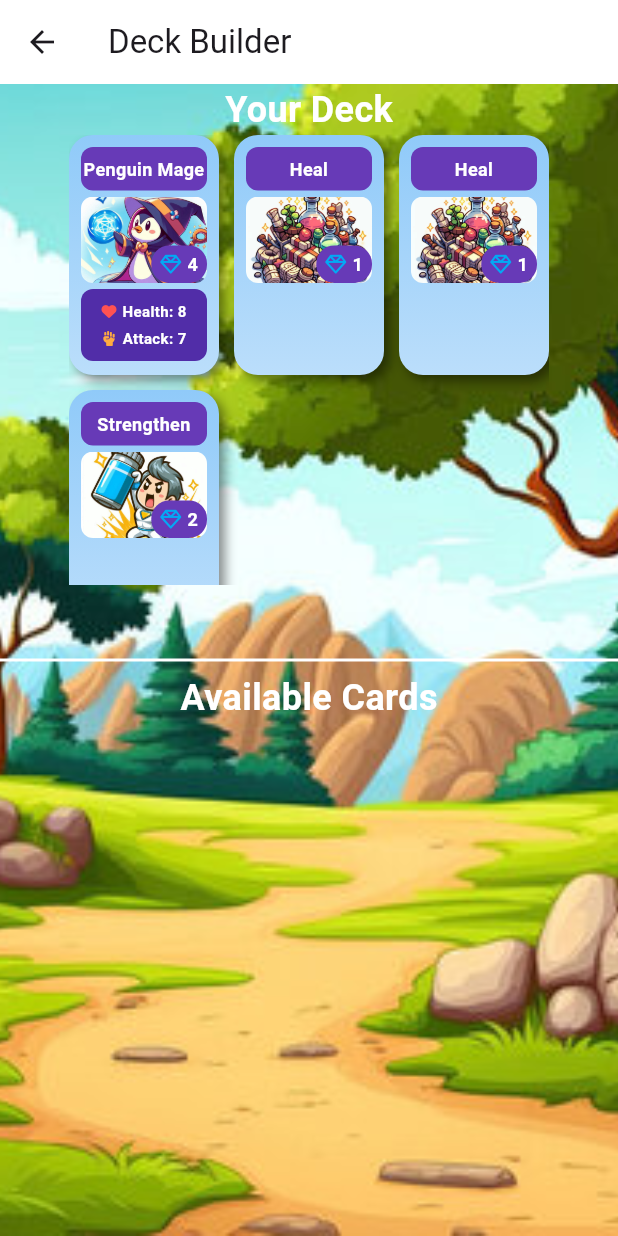
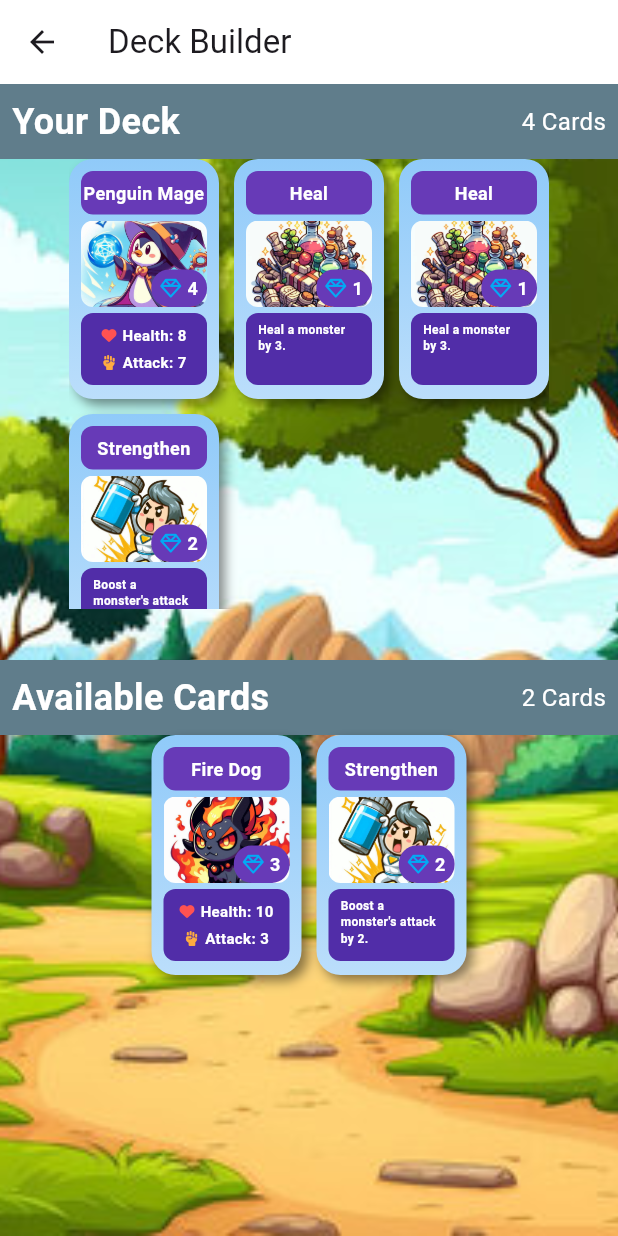
Before and after one commit to DaanJanssen12/CardBattleGame, a Flutter app: the screen it shows after launch, after a tap on an icon or button, on a phone screen of 412 x 824 dp. Run offline on Flutter 3.47's test engine with Material 3 defaults, Android fonts, the phone set to English and light mode, and no system bars; our stand-ins replace audioplayers, font_awesome_flutter; accounts and stored records are empty.

Commit message:
Mascot selection

```diff
--- a/card_battle_game/assets/user_data.json
+++ b/card_battle_game/assets/user_data.json
@@ -8,7 +8,7 @@
             "upgrade_strengthen"
         ]
     },
-    "otherCards":[
+    "cards":[
         "monster_fire_dog",
         "upgrade_strengthen"
     ]
--- a/card_battle_game/lib/main.dart
+++ b/card_battle_game/lib/main.dart
@@ -1,5 +1,7 @@
 import 'package:card_battle_game/screens/main_menu.dart';
 import 'package:flutter/material.dart';
+
+final RouteObserver<ModalRoute<void>> routeObserver = RouteObserver<ModalRoute<void>>();
 
 void main() {
   runApp(CardBattleGame());
@@ -11,8 +13,9 @@
   @override
   Widget build(BuildContext context) {
     return MaterialApp(
-      home: MainMenu(),
+      home: MainMenu(userData: null),
       debugShowCheckedModeBanner: false,
+      navigatorObservers: [routeObserver],
     );
   }
 }
--- a/card_battle_game/lib/models/card.dart
+++ b/card_battle_game/lib/models/card.dart
@@ -10,10 +10,11 @@
   String? shortDescription;
   String? fullDescription;
   late bool isInDeck;
+  late String cloneId;
 
   GameCard(this.name, this.imagePath, this.cost, this.shortDescription,
       this.fullDescription) {
-    id = Uuid().v4();
+    //id = Uuid().v4();
     isInDeck = false;
   }
 
@@ -35,7 +36,11 @@
   }
 
   GameCard clone() {
-    return GameCard(name, imagePath, cost, shortDescription, fullDescription);
+    var clone =
+        GameCard(name, imagePath, cost, shortDescription, fullDescription);
+    clone.id = id;
+    cloneId = Uuid().v4();
+    return clone;
   }
 
   Map<String, dynamic> toJson() {
@@ -66,6 +71,7 @@
   //Stats
   int health;
   int attack;
+  late MascotEffects mascotEffects;
 
   //Game info
   late bool hasAttacked;
@@ -82,7 +88,8 @@
     type = 'Monster';
     currentHealth = health;
     currentAttack = attack;
-    id = Uuid().v4();
+    mascotEffects = MascotEffects.fromJson(null);
+    //id = Uuid().v4();
   }
   void apply(UpgradeCard card) {
     switch (card.upgradeCardType) {
@@ -147,6 +154,7 @@
       attack: json['attack'],
     );
     card.id = json['id'];
+    card.mascotEffects = MascotEffects.fromJson(json['mascotEffects']);
     return card;
   }
 
@@ -161,8 +169,28 @@
 
   @override
   GameCard clone() {
-    return MonsterCard(name, imagePath, cost, shortDescription, fullDescription,
+    var card = MonsterCard(
+        name, imagePath, cost, shortDescription, fullDescription,
         health: health, attack: attack);
+    card.id = id;
+    return card;
+  }
+}
+
+class MascotEffects {
+  int startingHealth;
+  int startingMana;
+  int regainManaPerTurn;
+  MascotEffects(this.startingHealth, this.startingMana, this.regainManaPerTurn);
+  factory MascotEffects.fromJson(Map<String, dynamic>? json) {
+    var data = MascotEffects(3, 4, 1);
+    if(json == null || json.isEmpty){
+      return data;
+    }
+    data.startingHealth = json['startingHealth'];
+    data.startingMana = json['startingMana'];
+    data.regainManaPerTurn = json['regainManaPerTurn'];
+    return data;
   }
 }
 
@@ -174,7 +202,7 @@
       super.fullDescription,
       {this.actionCardType = ActionCardType.draw, this.value = 1}) {
     type = 'Action';
-    id = Uuid().v4();
+    //id = Uuid().v4();
   }
 
   factory ActionCard.fromJson(Map<String, dynamic> json) {
@@ -203,8 +231,11 @@
 
   @override
   GameCard clone() {
-    return ActionCard(name, imagePath, cost, shortDescription, fullDescription,
+    var card = ActionCard(
+        name, imagePath, cost, shortDescription, fullDescription,
         actionCardType: actionCardType, value: value);
+    card.id = id;
+    return card;
   }
 }
 
@@ -216,7 +247,7 @@
       super.fullDescription,
       {this.upgradeCardType = UpgradeCardType.boostAtk, this.value = 1}) {
     type = 'Upgrade';
-    id = Uuid().v4();
+    //id = Uuid().v4();
   }
 
   factory UpgradeCard.fromJson(Map<String, dynamic> json) {
@@ -245,8 +276,11 @@
 
   @override
   GameCard clone() {
-    return UpgradeCard(name, imagePath, cost, shortDescription, fullDescription,
+    var card = UpgradeCard(
+        name, imagePath, cost, shortDescription, fullDescription,
         upgradeCardType: upgradeCardType, value: value);
+    card.id = id;
+    return card;
   }
 }
 
--- a/card_battle_game/lib/models/card_database.dart
+++ b/card_battle_game/lib/models/card_database.dart
@@ -13,6 +13,7 @@
 
     List<GameCard> returnCards = [];
     for (var id in cardIds) {
+      print('Getting $id');
       var card = filteredCards.firstWhere((w) => w.id == id).clone();
       returnCards.add(card);
     }
--- a/card_battle_game/lib/models/user_storage.dart
+++ b/card_battle_game/lib/models/user_storage.dart
@@ -23,6 +23,7 @@
       // Read existing file
       final String jsonString = await file.readAsString();
       final dynamic jsonResponse = json.decode(jsonString);
+      print(jsonResponse);
       return UserData.fromJson(jsonResponse);
     } else {
       // First time: Load from assets & create file
@@ -40,7 +41,6 @@
     final filePath = await _getFilePath();
     final file = File(filePath);
     var jsonStr = jsonEncode(userData.toJson());
-
     await file.writeAsString(jsonStr);
   }
 
@@ -55,6 +55,8 @@
   late Deck deck;
   late String name;
   late List<String> cards;
+  late Game? activeGame;
+
   UserData();
   factory UserData.fromJson(Map<String, dynamic> json) {
     var data = UserData();
@@ -63,12 +65,21 @@
     data.cards = json['cards'] != null
         ? (json['cards'] as List<dynamic>).map((m) => m.toString()).toList()
         : [];
+    data.activeGame =
+        json['activeGame'] != null ? Game.fromJson(json['activeGame']) : null;
     return data;
+  }
+
+  Future<void> newGame() async{
+    activeGame = Game();
+    var player = await this.asPlayer();
+    activeGame!.setPlayer(player);
   }
 
   Map<String, dynamic> toJson() {
     return {
       'name': name,
+      'cards': cards,
       'deck': deck.toJson(),
     };
   }
@@ -79,7 +90,7 @@
     return player;
   }
 
-  Future<List<GameCard>> availableCards() async{
+  Future<List<GameCard>> availableCards() async {
     var availableCards = await CardDatabase.getCards(cards);
     return availableCards;
   }
@@ -108,3 +119,37 @@
     return deck;
   }
 }
+
+class Game {
+  late int stage;
+  late String mascot;
+  late Player player;
+  Game() {
+    stage = 0;
+    mascot = '';
+    player = Player(name: '');
+  }
+
+  factory Game.fromJson(Map<String, dynamic> json) {
+    var data = Game();
+    data.stage = json['name'];
+    data.mascot = json['mascot'];
+    data.player = Player.fromJson(json['player']);
+    return data;
+  }
+
+  void setMascot(MonsterCard card) {
+    mascot = card.id;
+    player.startingHealth = card.mascotEffects.startingHealth;
+    player.startingMana = card.mascotEffects.startingMana;
+    player.regainManaPerTurn = card.mascotEffects.regainManaPerTurn;
+  }
+
+  void stageUp() {
+    stage++;
+  }
+
+  void setPlayer(Player player) {
+    this.player = player;
+  }
+}
--- a/card_battle_game/lib/screens/deck_builder_screen.dart
+++ b/card_battle_game/lib/screens/deck_builder_screen.dart
@@ -38,6 +38,30 @@
     );
   }
 
+  void addCardToDeck(GameCard card) {
+    setState(() {
+      availableCards.remove(card);
+      deck.add(card);
+      card.isInDeck = true;
+    });
+    saveData();
+  }
+
+  void removeCardFromDeck(GameCard card) {
+    setState(() {
+      deck.remove(card);
+      availableCards.add(card);
+      card.isInDeck = false;
+    });
+    saveData();
+  }
+
+  void saveData() async {
+    widget.userData.deck.cards = deck.map((m) => m.id).toList();
+    widget.userData.cards = availableCards.map((m) => m.id).toList();
+    await UserStorage.saveUserData(widget.userData);
+  }
+
   @override
   Widget build(BuildContext context) {
     return Scaffold(
@@ -62,18 +86,13 @@
                     return !card!.isInDeck;
                   },
                   onAccept: (card) {
-                    setState(() {
-                      availableCards.remove(card);
-                      deck.add(card);
-                      card.isInDeck = true;
-                    });
+                    addCardToDeck(card);
                   },
                   builder: (context, candidateData, rejectedData) {
                     return _buildCardList(deck, "Your Deck", true);
                   },
                 ),
               ),
-              Divider(thickness: 2, color: Colors.white),
               // Available Cards Column
               Expanded(
                 child: DragTarget<GameCard>(
@@ -81,11 +100,7 @@
                     return card!.isInDeck;
                   },
                   onAccept: (card) {
-                    setState(() {
-                      deck.remove(card);
-                      availableCards.add(card);
-                      card.isInDeck = false;
-                    });
+                    removeCardFromDeck(card);
                   },
                   builder: (context, candidateData, rejectedData) {
                     return _buildCardList(
@@ -103,13 +118,30 @@
   Widget _buildCardList(List<GameCard> cards, String title, bool isDeck) {
     return Column(
       children: [
-        Padding(
-          padding: const EdgeInsets.fromLTRB(8.0, 0, 8.0, 0),
-          child: Text(
-            title,
-            style: TextStyle(
-                fontSize: 24, fontWeight: FontWeight.bold, color: Colors.white),
+        // Title with background and card count
+        Container(
+          color: Colors.blueGrey, // Background color for the title section
+          padding: const EdgeInsets.all(8.0),
+          child: Row(
+            mainAxisAlignment: MainAxisAlignment.spaceBetween,
+            children: [
+              Text(
+                title,
+                style: TextStyle(
+                    fontSize: 24,
+                    fontWeight: FontWeight.bold,
+                    color: Colors.white),
+              ),
+              Text(
+                '${cards.length} Cards', // Display the number of cards
+                style: TextStyle(fontSize: 16, color: Colors.white),
+              ),
+            ],
           ),
+        ),
+        // Divider with background color
+        Container(
+          color: Colors.blueGrey, // Background color for the divider
         ),
         // Set a fixed height for each section (deck or available cards)
         Container(
--- a/card_battle_game/lib/screens/main_menu.dart
+++ b/card_battle_game/lib/screens/main_menu.dart
@@ -1,19 +1,22 @@
+import 'package:card_battle_game/main.dart';
 import 'package:card_battle_game/models/user_storage.dart';
 import 'package:card_battle_game/screens/deck_builder_screen.dart';
 import 'package:card_battle_game/screens/game_screen.dart';
 import 'package:card_battle_game/screens/how_to_play_screen.dart';
+import 'package:card_battle_game/screens/mascot_selection_screen.dart';
 import 'package:card_battle_game/screens/user_profile_screen.dart';
 import 'package:flutter/material.dart';
 import 'package:font_awesome_flutter/font_awesome_flutter.dart';
 
 class MainMenu extends StatefulWidget {
-  const MainMenu({super.key});
+  const MainMenu({super.key, required this.userData});
+  final UserData? userData;
 
   @override
   _MainMenuState createState() => _MainMenuState();
 }
 
-class _MainMenuState extends State<MainMenu> {
+class _MainMenuState extends State<MainMenu> with RouteAware {
   UserData? _userData; // Store user data
 
   @override
@@ -22,12 +25,36 @@
     _loadUserData();
   }
 
+  @override
+  void didChangeDependencies() {
+    super.didChangeDependencies();
+    routeObserver.subscribe(this, ModalRoute.of(context)!);
+  }
+
+  @override
+  void dispose() {
+    routeObserver.unsubscribe(this);
+    super.dispose();
+  }
+
+  @override
+  void didPopNext() {
+    print("Main Menu is now active!");
+    _loadUserData();
+  }
+
   /// Fetch user data when the screen loads
   Future<void> _loadUserData() async {
-    final userData = await UserStorage.getUserData();
-    setState(() {
-      _userData = userData;
-    });
+    if (widget.userData != null) {
+      setState(() {
+        _userData = widget.userData!;
+      });
+    } else {
+      final userData = await UserStorage.getUserData();
+      setState(() {
+        _userData = userData;
+      });
+    }
   }
 
   @override
@@ -55,7 +82,9 @@
                   onPressed: () {
                     Navigator.push(
                       context,
-                      MaterialPageRoute(builder: (context) => UserProfileScreen(userData: _userData!)),
+                      MaterialPageRoute(
+                          builder: (context) =>
+                              UserProfileScreen(userData: _userData!)),
                     );
                   },
                 ),
@@ -64,11 +93,23 @@
                 _buildRoundButton(
                   icon: FontAwesomeIcons.database,
                   color: Colors.green,
-                  onPressed: () {
-                    Navigator.push(
+                  onPressed: () async {
+                    // Wait for the updated user data when the DeckBuilderScreen pops
+                    final updatedUserData = await Navigator.push(
                       context,
-                      MaterialPageRoute(builder: (context) => DeckBuilderScreen(userData: _userData!)),
+                      MaterialPageRoute(
+                        builder: (context) =>
+                            DeckBuilderScreen(userData: _userData!),
+                      ),
                     );
+
+                    // If updatedUserData is not null, update the user data
+                    if (updatedUserData != null) {
+                      setState(() {
+                        _userData =
+                            updatedUserData; // Update user data in MainMenu
+                      });
+                    }
                   },
                 ),
               ],
@@ -85,14 +126,18 @@
                   onPressed: () {
                     Navigator.push(
                       context,
-                      MaterialPageRoute(builder: (context) => GameScreen()),
+                      MaterialPageRoute(
+                          builder: (context) =>
+                              MascotSelectionScreen(userData: _userData!)),
+                      //MaterialPageRoute(builder: (context) => GameScreen()),
                     );
                   },
                   style: ElevatedButton.styleFrom(
                     foregroundColor: Colors.white,
                     backgroundColor: Colors.blue,
                     padding: EdgeInsets.symmetric(horizontal: 40, vertical: 20),
-                    textStyle: TextStyle(fontSize: 18, fontWeight: FontWeight.bold),
+                    textStyle:
+                        TextStyle(fontSize: 18, fontWeight: FontWeight.bold),
                   ),
                   child: Text('Start Game!'),
                 ),
@@ -103,14 +148,16 @@
                   onPressed: () {
                     Navigator.push(
                       context,
-                      MaterialPageRoute(builder: (context) => HowToPlayScreen()),
+                      MaterialPageRoute(
+                          builder: (context) => HowToPlayScreen()),
                     );
                   },
                   style: ElevatedButton.styleFrom(
                     foregroundColor: Colors.white,
                     backgroundColor: Colors.green,
                     padding: EdgeInsets.symmetric(horizontal: 40, vertical: 20),
-                    textStyle: TextStyle(fontSize: 18, fontWeight: FontWeight.bold),
+                    textStyle:
+                        TextStyle(fontSize: 18, fontWeight: FontWeight.bold),
                   ),
                   child: Text('How to Play?'),
                 ),
--- a/card_battle_game/lib/widgets/card_details_dialog.dart
+++ b/card_battle_game/lib/widgets/card_details_dialog.dart
@@ -20,7 +20,7 @@
               child: Image.asset(card.imagePath, fit: BoxFit.contain),
             ),
             SizedBox(height: 8),
-            Text('This is the description of the card.'),
+            Text(card.fullDescription!),
             SizedBox(height: 8),
             if (card is MonsterCard) ...[
               Row(
--- a/card_battle_game/lib/widgets/card_widget.dart
+++ b/card_battle_game/lib/widgets/card_widget.dart
@@ -6,9 +6,10 @@
   final GameCard card;
   final VoidCallback? onTap;
   final bool isHovered;
+  final bool isSelected;
 
   const CardWidget(
-      {super.key, required this.card, this.onTap, this.isHovered = false});
+      {super.key, required this.card, this.onTap, this.isHovered = false, this.isSelected = false});
 
   @override
   Widget build(BuildContext context) {
@@ -23,6 +24,10 @@
             end: Alignment.bottomCenter,
           ),
           borderRadius: BorderRadius.circular(16),
+          border: isSelected ? Border.all(
+            color: Colors.yellowAccent,
+            width: 3
+          ) : null,
           boxShadow: const [
             BoxShadow(
               color: Colors.black45,
@@ -41,8 +46,11 @@
                 const SizedBox(height: 4), // Space between icon and number
                 _buildImage(constraints),
                 const SizedBox(height: 4), // Space between icon and number
-                if (card is MonsterCard)
+                if (card is MonsterCard) ...[
                   _buildStatsSection(card as MonsterCard),
+                ] else ...[
+                  _buildDescriptionSection()
+                ]
               ],
             );
           },
@@ -131,6 +139,25 @@
     );
   }
 
+  Widget _buildDescriptionSection() {
+    return Container(
+      height: 48,
+        width: double.infinity,
+        padding: const EdgeInsets.symmetric(vertical: 6, horizontal: 8),
+        decoration: BoxDecoration(
+          color: Colors.deepPurple.shade700,
+          borderRadius: BorderRadius.circular(8),
+        ),
+        child: Text(
+          card.shortDescription!,
+          style: const TextStyle(
+            color: Colors.white,
+            fontWeight: FontWeight.bold,
+            fontSize: 8,
+          ),
+        ));
+  }
+
   Widget _buildStatsSection(MonsterCard monster) {
     return Container(
       width: double.infinity,
```
Also changed, not shown: card_battle_game/assets/card_database.json (+16 -6 lines), card_battle_game/lib/models/player.dart (+49 -16 lines), card_battle_game/lib/screens/game_screen.dart (+15 -4 lines), card_battle_game/lib/screens/mascot_selection_screen.dart (added, +198 -0 lines), 1 other file.
